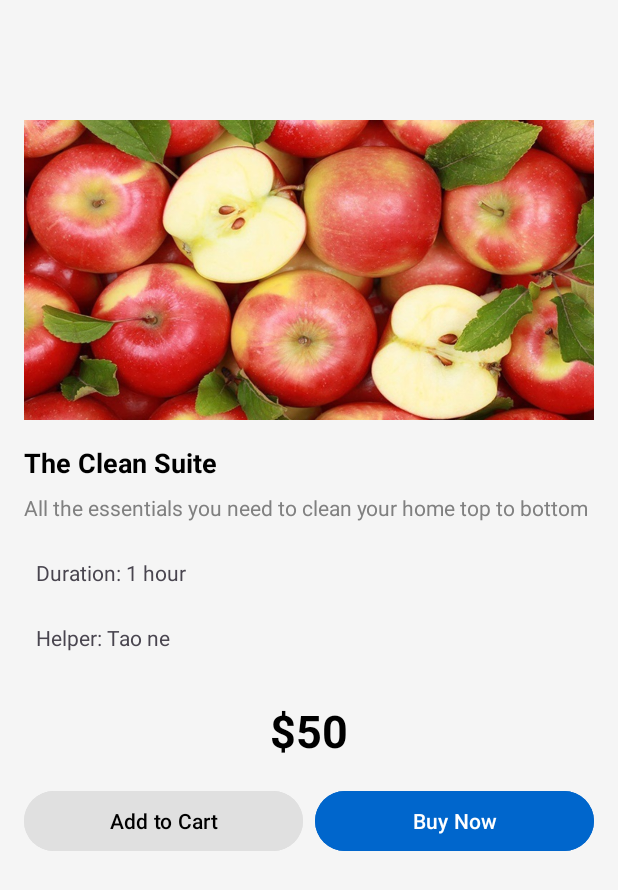
After one commit to TiVooooo/PRM392_HomeBuddy_App, an Android app: the ServiceDetailActivity screen opened directly, with no data from a screen before it, on a phone screen of 412 x 824 dp. The commit adds this screen. Shown: the top 890 px of the screen. Run offline under Robolectric (Android 15) with nearby library versions, the phone set to English and light mode, and no system bars; pictures from the network do not load.

Commit message:
service detail

```diff
--- a/app/src/main/AndroidManifest.xml
+++ b/app/src/main/AndroidManifest.xml
@@ -29,7 +29,7 @@
 
         <activity android:name=".UserProfileActivity" />
         <activity android:name=".EditUserActivity" />
-
+        <activity android:name=".ServiceDetailActivity" />
     </application>
     <uses-permission android:name="android.permission.INTERNET"/>
 
--- a/app/src/main/java/com/example/prm392_homebuddy_app/API/ServiceService.java
+++ b/app/src/main/java/com/example/prm392_homebuddy_app/API/ServiceService.java
@@ -11,7 +11,7 @@ import retrofit2.http.PUT;
 import retrofit2.http.Path;
 
 public interface ServiceService {
-    String SERVICES = "Service"; // "Nhanvien" là tên của table được tạo trong API
+    String SERVICES = "Service"; // "hanvien" là tên của table được tạo trong APIN
 
     @GET(SERVICES)
     Call<Service[]> getAllServices();
--- a/app/src/main/java/com/example/prm392_homebuddy_app/MainActivity.java
+++ b/app/src/main/java/com/example/prm392_homebuddy_app/MainActivity.java
@@ -3,14 +3,17 @@ package com.example.prm392_homebuddy_app;
 import android.content.Intent;
 import android.os.Bundle;
 import android.view.View;
+import android.widget.Button;
 import android.widget.TextView;
 
+import com.example.prm392_homebuddy_app.ui.service_detail.ServiceDetailFragment;
 import com.google.android.material.bottomnavigation.BottomNavigationView;
 
 import androidx.annotation.NonNull;
 import androidx.annotation.Nullable;
 import androidx.appcompat.app.AppCompatActivity;
 
+import androidx.fragment.app.FragmentTransaction;
 import androidx.navigation.NavController;
 import androidx.navigation.NavDestination;
 import androidx.navigation.Navigation;
@@ -32,6 +35,7 @@ public class MainActivity extends AppCompatActivity {
         setContentView(binding.getRoot());
         setSupportActionBar(binding.toolbar.getRoot());  // This still sets the custom Toolbar as ActionBar
 
+
         BottomNavigationView navView = findViewById(R.id.nav_view);
         appBarConfiguration = new AppBarConfiguration.Builder(
                 R.id.navigation_home,
@@ -43,6 +47,7 @@ public class MainActivity extends AppCompatActivity {
         NavController navController = Navigation.findNavController(this, R.id.nav_host_fragment_activity_main);
         NavigationUI.setupActionBarWithNavController(this, navController, appBarConfiguration);
         NavigationUI.setupWithNavController(binding.navView, navController);
+
 
         navController.addOnDestinationChangedListener(new NavController.OnDestinationChangedListener() {
             @Override
--- /dev/null
+++ b/app/src/main/java/com/example/prm392_homebuddy_app/ServiceDetailActivity.java
@@ -0,0 +1,31 @@
+package com.example.prm392_homebuddy_app;
+
+import android.os.Bundle;
+
+import androidx.appcompat.app.AppCompatActivity;
+
+import com.example.prm392_homebuddy_app.ui.service_detail.ServiceDetailFragment;
+
+public class ServiceDetailActivity extends AppCompatActivity {
+
+    @Override
+    protected void onCreate(Bundle savedInstanceState) {
+        super.onCreate(savedInstanceState);
+        setContentView(R.layout.activity_service_detail);
+
+        // Load your fragments or set up your checkout UI here
+        if (savedInstanceState == null) {
+            getSupportFragmentManager().beginTransaction()
+                    .replace(R.id.fragment_container, new ServiceDetailFragment())
+                    .commit();
+        }
+
+        int serviceId = getIntent().getIntExtra("serviceId", -1); // Retrieve serviceId from Intent
+
+        ServiceDetailFragment fragment = ServiceDetailFragment.newInstance(serviceId);
+
+        getSupportFragmentManager().beginTransaction()
+                .replace(R.id.fragment_container, fragment) // Replace with the correct fragment container ID
+                .commit();
+    }
+}
--- /dev/null
+++ b/app/src/main/java/com/example/prm392_homebuddy_app/ui/service_detail/ServiceDetailFragment.java
@@ -0,0 +1,95 @@
+package com.example.prm392_homebuddy_app.ui.service_detail;
+
+import androidx.lifecycle.ViewModelProvider;
+
+import android.content.Intent;
+import android.os.Bundle;
+
+import androidx.annotation.NonNull;
+import androidx.annotation.Nullable;
+import androidx.fragment.app.Fragment;
+
+import android.view.LayoutInflater;
+import android.view.View;
+import android.view.ViewGroup;
+import android.widget.ImageView;
+import android.widget.TextView;
+
+import com.bumptech.glide.Glide;
+import com.example.prm392_homebuddy_app.API.ServiceRepository;
+import com.example.prm392_homebuddy_app.API.ServiceService;
+import com.example.prm392_homebuddy_app.R;
+import com.example.prm392_homebuddy_app.model.Service;
+
+import retrofit2.Call;
+import retrofit2.Callback;
+import retrofit2.Response;
+public class ServiceDetailFragment extends Fragment {
+
+    private int serviceId; // Store the passed ID
+
+    private ServiceDetailViewModel mViewModel;
+    private TextView txtName, txtDeccription, txtDuration, txtPrice, txtHelper;
+    private ServiceService serviceService;
+
+    private ImageView ivServiceDetail;
+
+    @Override
+    public View onCreateView(@NonNull LayoutInflater inflater, @Nullable ViewGroup container,
+                             @Nullable Bundle savedInstanceState) {
+        View view = inflater.inflate(R.layout.fragment_service_detail, container, false);
+
+        txtName = view.findViewById(R.id.productTitle);
+        txtDeccription = view.findViewById(R.id.productDescription);
+        txtDuration = view.findViewById(R.id.txtDuration);
+        txtHelper = view.findViewById(R.id.txtHelperName);
+        txtPrice = view.findViewById(R.id.productPrice);
+        ivServiceDetail = view.findViewById(R.id.productImage);
+        serviceService = ServiceRepository.getServiceService();
+
+        if (getArguments() != null) {
+            serviceId = getArguments().getInt("serviceId");
+            Call<Service> call = serviceService.getAllService(serviceId);
+            call.enqueue(new Callback<Service>() {
+                @Override
+                public void onResponse(Call<Service> call, Response<Service> response) {
+                    Service service = response.body();
+                    if (service == null) {
+                        return;
+                    }
+                    txtDeccription.setText(service.description);
+                    txtDuration.setText("Duration: " + service.duration);
+                    txtHelper.setText("Helper: " + service.helperName);
+                    txtName.setText(service.name);
+                    txtPrice.setText(service.price + "");
+                    String image = service.getImage();
+                    Glide.with(getContext())
+                            .load(image)
+                            .into(ivServiceDetail);
+                }
+
+                @Override
+                public void onFailure(Call<Service> call, Throwable t) {
+                    // Handle the error
+                }
+            });
+        }
+
+        return view;
+    }
+
+    public static ServiceDetailFragment newInstance(int serviceId) {
+        ServiceDetailFragment fragment = new ServiceDetailFragment();
+        Bundle args = new Bundle();
+        args.putInt("serviceId", serviceId);
+        fragment.setArguments(args);
+        return fragment;
+    }
+
+
+    @Override
+    public void onActivityCreated(@Nullable Bundle savedInstanceState) {
+        super.onActivityCreated(savedInstanceState);
+        mViewModel = new ViewModelProvider(this).get(ServiceDetailViewModel.class);
+    }
+}
--- /dev/null
+++ b/app/src/main/java/com/example/prm392_homebuddy_app/ui/service_detail/ServiceDetailViewModel.java
@@ -0,0 +1,7 @@
+package com.example.prm392_homebuddy_app.ui.service_detail;
+
+import androidx.lifecycle.ViewModel;
+
+public class ServiceDetailViewModel extends ViewModel {
+    // TODO: Implement the ViewModel
+}
--- a/app/src/main/res/layout/activity_main.xml
+++ b/app/src/main/res/layout/activity_main.xml
@@ -39,4 +39,5 @@
         app:layout_constraintStart_toStartOf="parent"
         app:layout_constraintEnd_toEndOf="parent" />
 
+
 </androidx.constraintlayout.widget.ConstraintLayout>
--- /dev/null
+++ b/app/src/main/res/layout/activity_service_detail.xml
@@ -0,0 +1,11 @@
+<?xml version="1.0" encoding="utf-8"?>
+<RelativeLayout xmlns:android="http://schemas.android.com/apk/res/android"
+    android:layout_width="match_parent"
+    android:layout_height="match_parent">
+
+    <FrameLayout
+        android:id="@+id/fragment_container"
+        android:layout_width="match_parent"
+        android:layout_height="match_parent" />
+
+</RelativeLayout>
--- /dev/null
+++ b/app/src/main/res/layout/fragment_service_detail.xml
@@ -0,0 +1,131 @@
+<androidx.constraintlayout.widget.ConstraintLayout
+    xmlns:android="http://schemas.android.com/apk/res/android"
+    xmlns:app="http://schemas.android.com/apk/res-auto"
+    android:layout_width="match_parent"
+    android:layout_height="match_parent"
+    android:background="#F5F5F5"
+    android:padding="16dp">
+
+    <androidx.appcompat.widget.Toolbar
+        android:id="@+id/toolbar"
+        android:layout_width="0dp"
+        android:layout_height="wrap_content"
+        android:title="Product Details"
+        android:titleTextColor="#FFFFFF"
+        app:layout_constraintTop_toTopOf="parent"
+        app:layout_constraintStart_toStartOf="parent"
+        app:layout_constraintEnd_toEndOf="parent"
+/>
+
+    <!-- Product Image -->
+    <ImageView
+        android:id="@+id/productImage"
+        android:layout_width="0dp"
+        android:layout_height="200dp"
+        android:scaleType="centerCrop"
+        android:src="@drawable/qua_tao"
+        app:layout_constraintTop_toBottomOf="@id/toolbar"
+        app:layout_constraintStart_toStartOf="parent"
+        app:layout_constraintEnd_toEndOf="parent"
+        />
+
+    <!-- Product Title -->
+    <TextView
+        android:id="@+id/productTitle"
+        android:layout_width="wrap_content"
+        android:layout_height="wrap_content"
+        android:text="The Clean Suite"
+        android:textSize="18sp"
+        android:textStyle="bold"
+        android:textColor="#000"
+        app:layout_constraintTop_toBottomOf="@id/productImage"
+        app:layout_constraintStart_toStartOf="parent"
+        android:layout_marginTop="16dp"/>
+
+    <!-- Product Description -->
+    <TextView
+        android:id="@+id/productDescription"
+        android:layout_width="0dp"
+        android:layout_height="wrap_content"
+        android:text="All the essentials you need to clean your home top to bottom"
+        android:textSize="14sp"
+        android:textColor="#808080"
+        app:layout_constraintTop_toBottomOf="@id/productTitle"
+        app:layout_constraintStart_toStartOf="parent"
+        app:layout_constraintEnd_toEndOf="parent"
+        android:layout_marginTop="8dp"/>
+
+    <LinearLayout
+        android:id="@+id/itemContainer"
+        android:layout_width="0dp"
+        android:layout_height="wrap_content"
+        android:orientation="vertical"
+        app:layout_constraintTop_toBottomOf="@id/productDescription"
+        app:layout_constraintStart_toStartOf="parent"
+        app:layout_constraintEnd_toEndOf="parent"
+        android:layout_marginTop="16dp">
+
+        <TextView
+            android:id="@+id/txtDuration"
+            android:layout_width="wrap_content"
+            android:layout_height="wrap_content"
+            android:text="Duration: 1 hour"
+            android:padding="8dp"
+            android:layout_marginBottom="8dp"/>
+
+
+        <TextView
+            android:id="@+id/txtHelperName"
+            android:layout_width="wrap_content"
+            android:layout_height="wrap_content"
+            android:text="Helper: Tao ne"
+            android:padding="8dp"
+            android:layout_marginBottom="8dp"/>
+
+
+    </LinearLayout>
+    <!-- Price -->
+    <TextView
+        android:id="@+id/productPrice"
+        android:layout_width="wrap_content"
+        android:layout_height="wrap_content"
+        android:layout_marginTop="16dp"
+        android:text="$50"
+        android:textColor="#000"
+        android:textSize="30sp"
+        android:textStyle="bold"
+        app:layout_constraintEnd_toEndOf="parent"
+        app:layout_constraintStart_toStartOf="parent"
+        app:layout_constraintTop_toBottomOf="@id/itemContainer" />
+
+    <!-- Add to Cart and Buy Now Buttons -->
+    <LinearLayout
+        android:layout_width="0dp"
+        android:layout_height="wrap_content"
+        android:orientation="horizontal"
+        app:layout_constraintTop_toBottomOf="@id/productPrice"
+        app:layout_constraintStart_toStartOf="parent"
+        app:layout_constraintEnd_toEndOf="parent"
+        android:layout_marginTop="16dp">
+
+        <Button
+            android:id="@+id/addToCartButton"
+            android:layout_width="0dp"
+            android:layout_height="wrap_content"
+            android:layout_weight="1"
+            android:text="Add to Cart"
+            android:backgroundTint="#E0E0E0"
+            android:textColor="#000"/>
+
+        <Button
+            android:id="@+id/buyNowButton"
+            android:layout_width="0dp"
+            android:layout_height="wrap_content"
+            android:layout_weight="1"
+            android:text="Buy Now"
+            android:backgroundTint="#0066CC"
+            android:textColor="#FFF"
+            android:layout_marginStart="8dp"/>
+    </LinearLayout>
+
+</androidx.constraintlayout.widget.ConstraintLayout>
--- a/app/src/main/res/navigation/mobile_navigation.xml
+++ b/app/src/main/res/navigation/mobile_navigation.xml
@@ -31,4 +31,8 @@
         android:name="com.example.prm392_homebuddy_app.ui.home.HomeFragment"
         android:label=""
         tools:layout="@layout/fragment_home" />
+    <fragment
+        android:id="@+id/serviceDetailFragment"
+        android:name="com.example.prm392_homebuddy_app.ui.service_detail.ServiceDetailFragment"
+        android:label="" />
 </navigation>
```
Also changed, not shown: app/src/main/java/com/example/prm392_homebuddy_app/ServiceAdapter.java (+5 -2 lines), app/src/main/java/com/example/prm392_homebuddy_app/model/Service.java (+29 -10 lines), app/src/main/java/com/example/prm392_homebuddy_app/ui/service/CleanUpFragment.java (+27 -7 lines), app/src/main/res/layout/fragment_clean_up.xml (+1 -7 lines), app/src/main/res/layout/fragment_home.xml (+28 -6 lines), 1 other file.
